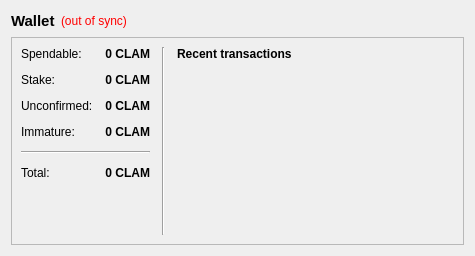
coinkeeper/2015-06-22_18-55_clams, file src/qt/forms/overviewpage.ui: the form before one commit.
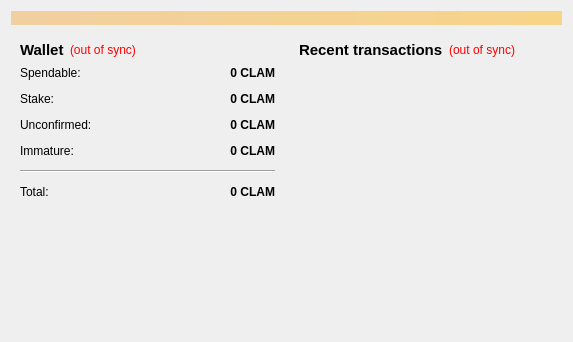
The form after the commit.

Commit message: Updates to lots of UI, changes start height for protcolV2 to 203500 and supporting functions in the CWallet class and rpc functions were updated

The edit to the form file:
```diff
--- a/src/qt/forms/overviewpage.ui
+++ b/src/qt/forms/overviewpage.ui
@@ -6,22 +6,87 @@
    <rect>
     <x>0</x>
     <y>0</y>
-    <width>475</width>
-    <height>256</height>
+    <width>573</width>
+    <height>342</height>
    </rect>
   </property>
-  <layout class="QGridLayout" name="gridLayout_2">
-   <item row="1" column="0">
-    <widget class="QFrame" name="frame">
-     <property name="frameShape">
-      <enum>QFrame::StyledPanel</enum>
-     </property>
-     <property name="frameShadow">
-      <enum>QFrame::Raised</enum>
+  <property name="windowTitle">
+   <string>Form</string>
+  </property>
+  <layout class="QVBoxLayout" name="topLayout">
+   <item>
+    <widget class="QLabel" name="labelAlerts">
+     <property name="visible">
+      <bool>false</bool>
      </property>
-     <layout class="QGridLayout" name="gridLayout_3">
-      <item row="1" column="0">
-       <layout class="QFormLayout" name="formLayout">
+     <property name="styleSheet">
+      <string notr="true">background-color: qlineargradient(x1: 0, y1: 0, x2: 1, y2: 0, stop:0 #F0D0A0, stop:1 #F8D488);  color:#000000
+</string>
+     </property>
+     <property name="wordWrap">
+      <bool>true</bool>
+     </property>
+     <property name="margin">
+      <number>3</number>
+     </property>
+    </widget>
+   </item>
+   <item>
+    <layout class="QHBoxLayout" name="horizontalLayout" stretch="1,1">
+     <item>
+      <layout class="QVBoxLayout" name="verticalLayout_2">
+       <item>
+        <widget class="QWidget" name="widget" native="true">
+         <layout class="QVBoxLayout" name="verticalLayout_4">
+          <item>
+           <layout class="QHBoxLayout" name="horizontalLayout_4">
+            <item>
+             <widget class="QLabel" name="label_5">
+              <property name="font">
+               <font>
+                <pointsize>11</pointsize>
+                <weight>75</weight>
+                <bold>true</bold>
+               </font>
+              </property>
+              <property name="text">
+               <string>Wallet</string>
+              </property>
+             </widget>
+            </item>
+            <item>
+             <widget class="QLabel" name="labelWalletStatus">
+              <property name="toolTip">
+               <string>The displayed information may be out of date. Your wallet automatically synchronizes with the BlackCoin network after a connection is established, but this process has not completed yet.</string>
+              </property>
+              <property name="styleSheet">
+               <string notr="true">QLabel { color: red; }</string>
+              </property>
+              <property name="text">
+               <string notr="true">(out of sync)</string>
+              </property>
+              <property name="alignment">
+               <set>Qt::AlignLeading|Qt::AlignLeft|Qt::AlignVCenter</set>
+              </property>
+             </widget>
+            </item>
+            <item>
+             <spacer name="horizontalSpacer_2">
+              <property name="orientation">
+               <enum>Qt::Horizontal</enum>
+              </property>
+              <property name="sizeHint" stdset="0">
+               <size>
+                <width>40</width>
+                <height>20</height>
+               </size>
+              </property>
+             </spacer>
+            </item>
+           </layout>
+          </item>
+          <item>
+           <layout class="QFormLayout" name="formLayout_2">
         <property name="fieldGrowthPolicy">
          <enum>QFormLayout::AllNonFixedFieldsGrow</enum>
         </property>
@@ -31,12 +96,6 @@
         <property name="verticalSpacing">
          <number>12</number>
         </property>
-        <property name="rightMargin">
-         <number>6</number>
-        </property>
-        <property name="bottomMargin">
-         <number>0</number>
-        </property>
         <item row="0" column="0">
          <widget class="QLabel" name="label">
           <property name="text">
@@ -58,9 +117,6 @@
           <property name="toolTip">
            <string>Your current spendable balance</string>
           </property>
-          <property name="layoutDirection">
-           <enum>Qt::RightToLeft</enum>
-          </property>
           <property name="text">
            <string notr="true">0 CLAM</string>
           </property>
@@ -93,9 +149,6 @@
           <property name="toolTip">
            <string>Total of coins that was staked, and do not yet count toward the current balance</string>
           </property>
-          <property name="layoutDirection">
-           <enum>Qt::RightToLeft</enum>
-          </property>
           <property name="text">
            <string notr="true">0 CLAM</string>
           </property>
@@ -128,9 +181,6 @@
           <property name="toolTip">
            <string>Total of transactions that have yet to be confirmed, and do not yet count toward the current balance</string>
           </property>
-          <property name="layoutDirection">
-           <enum>Qt::RightToLeft</enum>
-          </property>
           <property name="text">
            <string notr="true">0 CLAM</string>
           </property>
@@ -160,9 +210,6 @@
           <property name="toolTip">
            <string>Mined balance that has not yet matured</string>
           </property>
-          <property name="layoutDirection">
-           <enum>Qt::RightToLeft</enum>
-          </property>
           <property name="text">
            <string notr="true">0 CLAM</string>
           </property>
@@ -186,9 +233,6 @@
           <property name="text">
            <string>Total:</string>
           </property>
-          <property name="alignment">
-           <set>Qt::AlignBottom|Qt::AlignLeading|Qt::AlignLeft</set>
-          </property>
          </widget>
         </item>
         <item row="5" column="1">
@@ -205,9 +249,6 @@
           <property name="toolTip">
            <string>Your current total balance</string>
           </property>
-          <property name="layoutDirection">
-           <enum>Qt::RightToLeft</enum>
-          </property>
           <property name="text">
            <string notr="true">0 CLAM</string>
           </property>
@@ -221,19 +262,77 @@
         </item>
        </layout>
       </item>
-      <item row="1" column="2">
-       <layout class="QGridLayout" name="gridLayout">
-        <property name="leftMargin">
-         <number>6</number>
-        </property>
-        <item row="0" column="1">
+         </layout>
+        </widget>
+       </item>
+       <item>
+        <spacer name="verticalSpacer">
+         <property name="orientation">
+          <enum>Qt::Vertical</enum>
+         </property>
+         <property name="sizeHint" stdset="0">
+          <size>
+           <width>20</width>
+           <height>40</height>
+          </size>
+         </property>
+        </spacer>
+       </item>
+      </layout>
+     </item>
+     <item>
+      <layout class="QVBoxLayout" name="verticalLayout_3">
+       <item>
+        <widget class="QWidget" name="widget_2" native="true">
+         <layout class="QVBoxLayout" name="verticalLayout">
+          <item>
+           <layout class="QHBoxLayout" name="horizontalLayout_2">
+            <item>
          <widget class="QLabel" name="label_4">
+              <property name="font">
+               <font>
+                <pointsize>11</pointsize>
+                <weight>75</weight>
+                <bold>true</bold>
+               </font>
+              </property>
           <property name="text">
            <string>&lt;b&gt;Recent transactions&lt;/b&gt;</string>
           </property>
          </widget>
         </item>
-        <item row="1" column="1">
+            <item>
+             <widget class="QLabel" name="labelTransactionsStatus">
+              <property name="toolTip">
+               <string>The displayed information may be out of date. Your wallet automatically synchronizes with the BlackCoin network after a connection is established, but this process has not completed yet.</string>
+              </property>
+              <property name="styleSheet">
+               <string notr="true">QLabel { color: red; }</string>
+              </property>
+              <property name="text">
+               <string notr="true">(out of sync)</string>
+              </property>
+              <property name="alignment">
+               <set>Qt::AlignRight|Qt::AlignTrailing|Qt::AlignVCenter</set>
+              </property>
+             </widget>
+            </item>
+            <item>
+             <spacer name="horizontalSpacer">
+              <property name="orientation">
+               <enum>Qt::Horizontal</enum>
+              </property>
+              <property name="sizeHint" stdset="0">
+               <size>
+                <width>40</width>
+                <height>20</height>
+               </size>
+              </property>
+             </spacer>
+            </item>
+           </layout>
+          </item>
+          <item>
          <widget class="QListView" name="listTransactions">
           <property name="styleSheet">
            <string notr="true">QListView { background: transparent; }</string>
@@ -256,70 +355,9 @@
          </widget>
         </item>
        </layout>
-      </item>
-      <item row="1" column="1">
-       <widget class="Line" name="line_2">
-        <property name="sizePolicy">
-         <sizepolicy hsizetype="Fixed" vsizetype="Preferred">
-          <horstretch>0</horstretch>
-          <verstretch>0</verstretch>
-         </sizepolicy>
-        </property>
-        <property name="lineWidth">
-         <number>1</number>
-        </property>
-        <property name="orientation">
-         <enum>Qt::Vertical</enum>
-        </property>
        </widget>
       </item>
      </layout>
-    </widget>
-   </item>
-   <item row="0" column="0">
-    <layout class="QHBoxLayout" name="horizontalLayout_4">
-     <item>
-      <widget class="QLabel" name="label_5">
-       <property name="font">
-        <font>
-         <pointsize>11</pointsize>
-         <weight>75</weight>
-         <bold>true</bold>
-        </font>
-       </property>
-       <property name="text">
-        <string>Wallet</string>
-       </property>
-      </widget>
-     </item>
-     <item>
-      <widget class="QLabel" name="labelWalletStatus">
-       <property name="toolTip">
-        <string>The displayed information may be out of date. Your wallet automatically synchronizes with the Clam network after a connection is established, but this process has not completed yet.</string>
-       </property>
-       <property name="styleSheet">
-        <string notr="true">QLabel { color: red; }</string>
-       </property>
-       <property name="text">
-        <string notr="true">(out of sync)</string>
-       </property>
-       <property name="alignment">
-        <set>Qt::AlignLeading|Qt::AlignLeft|Qt::AlignVCenter</set>
-       </property>
-      </widget>
-     </item>
-     <item>
-      <spacer name="horizontalSpacer_2">
-       <property name="orientation">
-        <enum>Qt::Horizontal</enum>
-       </property>
-       <property name="sizeHint" stdset="0">
-        <size>
-         <width>40</width>
-         <height>20</height>
-        </size>
-       </property>
-      </spacer>
      </item>
     </layout>
    </item>
```
Left out of the diff: 3 changed lines with no effect on the pictures. Lines whose indentation alone changed are shown as unchanged. The commit also changes 52 other files.
